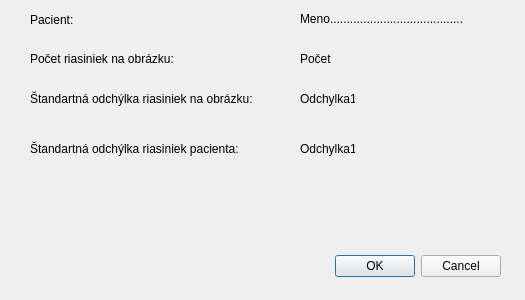
First picture: the form in final/finaldialog.ui, repository mixie/qt, before the edit.
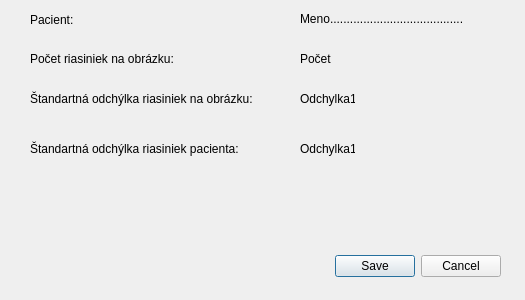
Second picture: the form after the edit.

```diff
--- a/final/finaldialog.ui
+++ b/final/finaldialog.ui
@@ -26,7 +26,7 @@
     <enum>Qt::Horizontal</enum>
    </property>
    <property name="standardButtons">
-    <set>QDialogButtonBox::Cancel|QDialogButtonBox::Ok</set>
+    <set>QDialogButtonBox::Cancel|QDialogButtonBox::Save</set>
    </property>
   </widget>
   <widget class="QLabel" name="Pacient">
```
